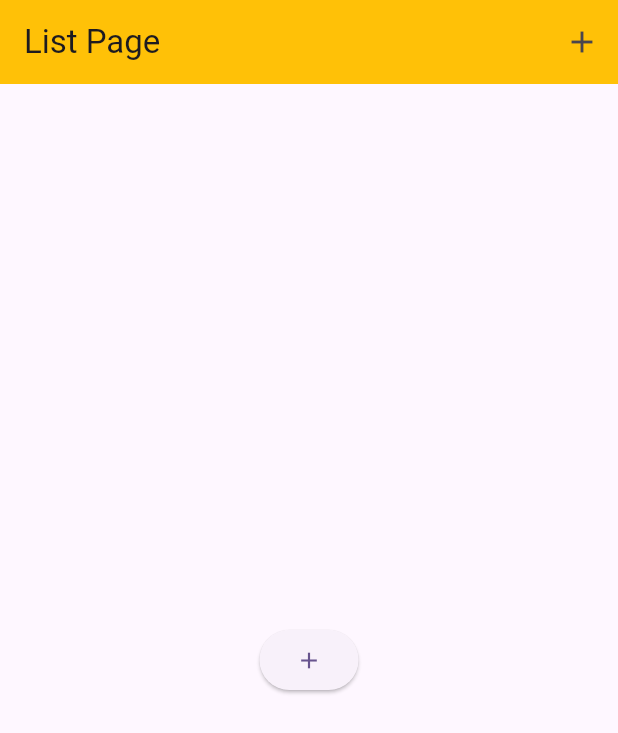
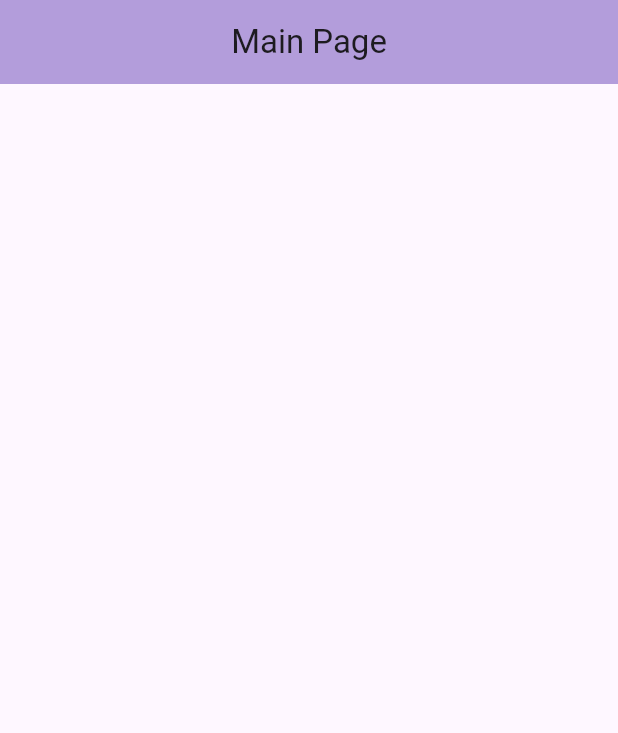
Before and after one commit to hasti7609/flutter_full_course, a Flutter app: the screen it shows after launch, on a phone screen of 412 x 824 dp. Shown: the top 733 px of the screen. Run offline on Flutter 3.47's test engine with Material 3 defaults, Android fonts, the phone set to English and light mode, and no system bars.

Commit message:
adding navigations

```diff
--- a/lib/main.dart
+++ b/lib/main.dart
@@ -1,5 +1,6 @@
 import 'package:flutter/material.dart';
 import 'package:strating_flutter/flutter%20widgets/provider/list_page.dart';
+import 'package:strating_flutter/navigations/pages/main_pages.dart';
 
 void main() {
   runApp(const MyApp());
@@ -16,7 +17,7 @@ class MyApp extends StatelessWidget {
         colorScheme: ColorScheme.fromSeed(seedColor: Colors.deepPurple),
         useMaterial3: true,
       ),
-      home: const ListPageScreen(),
+      home: const MainPagesScreen(),
     );
   }
 }
--- /dev/null
+++ b/lib/navigations/pages/main_pages.dart
@@ -0,0 +1,21 @@
+import 'package:flutter/material.dart';
+
+class MainPagesScreen extends StatefulWidget {
+  const MainPagesScreen({super.key});
+
+  @override
+  State<MainPagesScreen> createState() => _MainPagesScreenState();
+}
+
+class _MainPagesScreenState extends State<MainPagesScreen> {
+  @override
+  Widget build(BuildContext context) {
+    return  Scaffold(
+      appBar: AppBar(
+        centerTitle: true,
+        backgroundColor: Colors.deepPurple.shade200,
+        title: Text("Main Page"),
+      ),
+    );
+  }
+}
```
